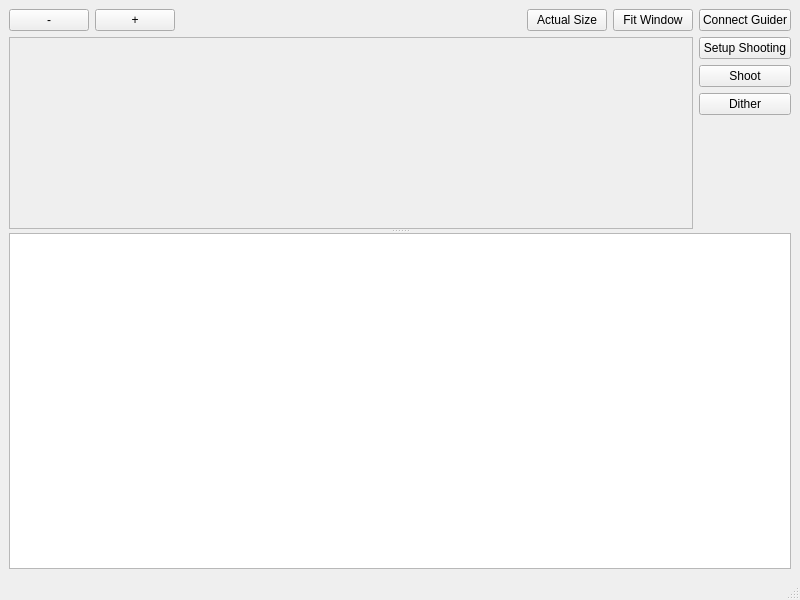
First picture: the form in dslr-qt-shooter/ui/dslr_shooter_window.ui, repository Edlward/GalaxyHunter, before the edit.
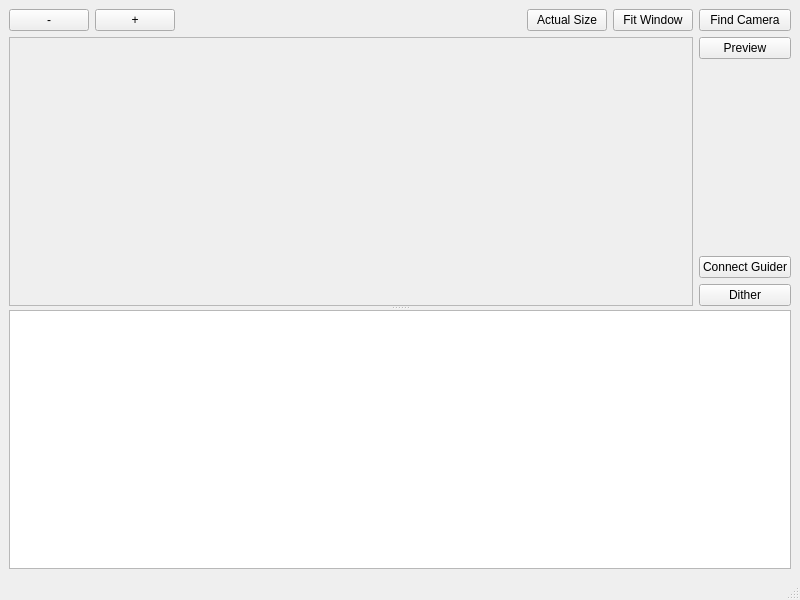
Second picture: the form after the edit.

What changed in the file:
```diff
--- a/dslr-qt-shooter/ui/dslr_shooter_window.ui
+++ b/dslr-qt-shooter/ui/dslr_shooter_window.ui
@@ -69,6 +69,27 @@
         </item>
         <item row="0" column="1" rowspan="2">
          <layout class="QVBoxLayout" name="verticalLayout">
+          <item>
+           <widget class="QPushButton" name="findCamera">
+            <property name="text">
+             <string>Find Camera</string>
+            </property>
+           </widget>
+          </item>
+          <item>
+           <widget class="QPushButton" name="preview">
+            <property name="text">
+             <string>Preview</string>
+            </property>
+           </widget>
+          </item>
+          <item>
+           <widget class="QLabel" name="camera_infos">
+            <property name="text">
+             <string/>
+            </property>
+           </widget>
+          </item>
           <item>
            <widget class="QPushButton" name="connectLinGuider">
             <property name="text">
@@ -76,20 +97,6 @@
             </property>
            </widget>
           </item>
-          <item>
-           <widget class="QPushButton" name="setupShoots">
-            <property name="text">
-             <string>Setup Shooting</string>
-            </property>
-           </widget>
-          </item>
-          <item>
-           <widget class="QPushButton" name="startShooting">
-            <property name="text">
-             <string>Shoot</string>
-            </property>
-           </widget>
-          </item>
           <item>
            <widget class="QPushButton" name="dither">
             <property name="text">
@@ -97,19 +104,12 @@
             </property>
            </widget>
           </item>
-          <item>
-           <widget class="QLabel" name="camera_infos">
-            <property name="text">
-             <string/>
-            </property>
-           </widget>
-          </item>
          </layout>
         </item>
         <item row="1" column="0">
          <widget class="QScrollArea" name="scrollArea">
           <property name="widgetResizable">
-           <bool>true</bool>
+           <bool>false</bool>
           </property>
           <widget class="QWidget" name="scrollAreaWidgetContents">
            <property name="geometry">
@@ -117,7 +117,7 @@
              <x>0</x>
              <y>0</y>
              <width>665</width>
-             <height>194</height>
+             <height>190</height>
             </rect>
            </property>
            <layout class="QGridLayout" name="gridLayout">
```
Left out of the diff: 21 changed lines with no effect on the pictures.
